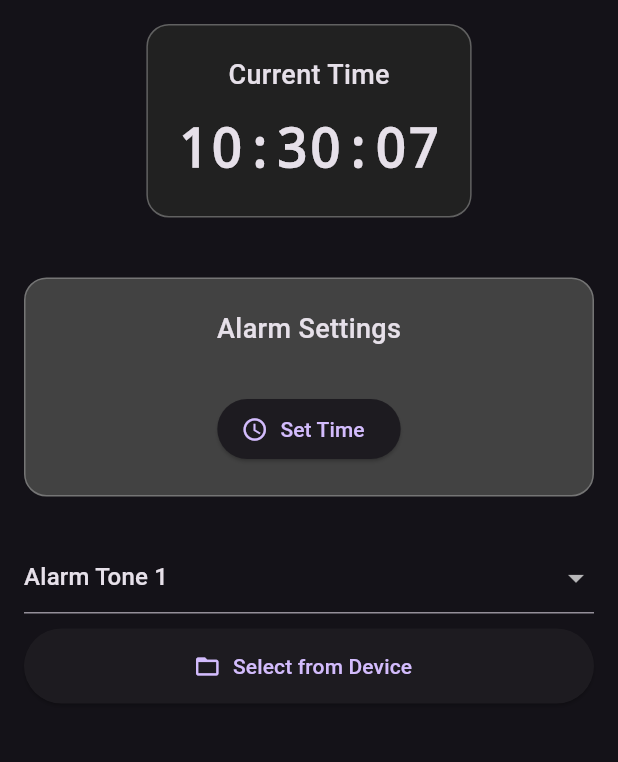
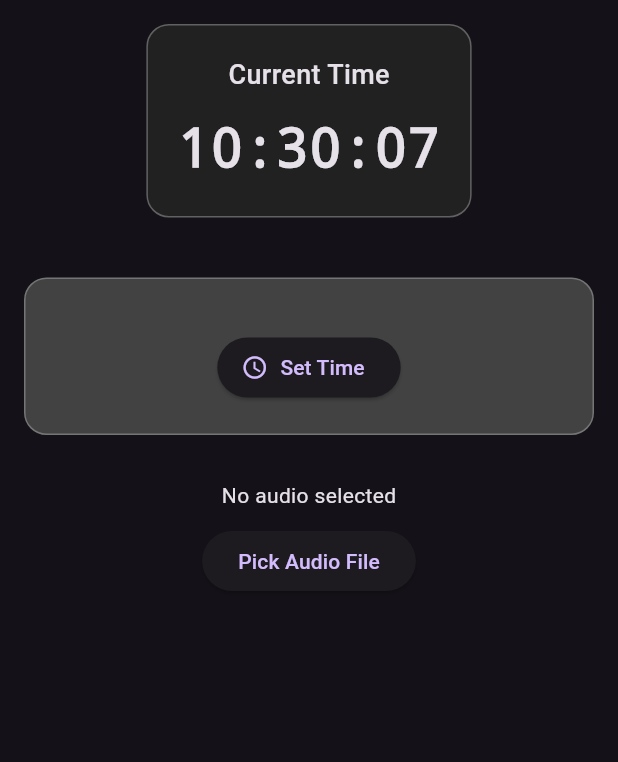
Before and after one commit to AsifJishan/Utho, a Flutter app: the screen it shows after launch, on a phone screen of 412 x 824 dp, the part 84-846 px from its top. Run offline on Flutter 3.47's test engine with Material 3 defaults, Android fonts, the phone set to English and light mode, and no system bars; our stand-ins replace audioplayers, awesome_notifications, file_picker, get_it, permission_handler, shared_preferences.

Commit message:
Allow ringtone selection from local storage and file import; update UI to reflect changes in ringtone handling.

```diff
--- a/lib/main.dart
+++ b/lib/main.dart
@@ -26,11 +26,11 @@ void main() async {
         ledColor: Colors.white,
         importance: NotificationImportance.Max,
         channelShowBadge: true,
-        playSound: true,
+        playSound: false,
         enableVibration: true,
         // ADD THIS LINE to give the alarm higher priority
         criticalAlerts: true,
-        soundSource: 'resource://raw/alarm_tone_1',
+        // soundSource: 'resource://raw/alarm_tone_1',
       )
     ],
     debug: true,
--- a/lib/models/alarm_model.dart
+++ b/lib/models/alarm_model.dart
@@ -4,15 +4,17 @@ class AlarmModel {
   final TimeOfDay? selectedTime;
   final bool isAlarmSet;
   final bool isAlarmRinging;
-  final String selectedRingtone;
+  final String? selectedRingtone;
   final String currentTime;
+  final String? toneName;
 
   AlarmModel({
     this.selectedTime,
     required this.isAlarmSet,
     required this.isAlarmRinging,
-    required this.selectedRingtone,
+    this.selectedRingtone,
     required this.currentTime,
+    this.toneName,
   });
 
   AlarmModel copyWith({
@@ -21,6 +23,7 @@ class AlarmModel {
     bool? isAlarmRinging,
     String? selectedRingtone,
     String? currentTime,
+    String? toneName,
   }) {
     return AlarmModel(
       selectedTime: selectedTime ?? this.selectedTime,
@@ -28,6 +31,7 @@ class AlarmModel {
       isAlarmRinging: isAlarmRinging ?? this.isAlarmRinging,
       selectedRingtone: selectedRingtone ?? this.selectedRingtone,
       currentTime: currentTime ?? this.currentTime,
+      toneName: toneName ?? this.toneName,
     );
   }
 }
--- a/lib/viewmodels/alarm_viewmodel.dart
+++ b/lib/viewmodels/alarm_viewmodel.dart
@@ -7,6 +7,8 @@ import 'package:flutter/services.dart';
 import 'package:permission_handler/permission_handler.dart';
 import 'package:awesome_notifications/awesome_notifications.dart';
 import 'package:flutter/scheduler.dart';
+import 'package:path/path.dart' as p;
+import 'package:path_provider/path_provider.dart';
 import '../models/alarm_model.dart';
 import '../models/quiz_model.dart';
 import '../services/alarm_service.dart';
@@ -16,9 +18,7 @@ import 'package:utho/utils/app_router.dart';
 
 class AlarmViewModel extends ChangeNotifier {
   final AlarmService _alarmService = AlarmService();
-  final QuizService _quizService = QuizService(); // Add an instance of QuizService
-
-  // Make _audioPlayer a class field
+  final QuizService _quizService = QuizService();
   final AudioPlayer _audioPlayer = AudioPlayer();
   Timer? _timer;
   Timer? _linuxAlarmTimer; // Linux fallback timer
@@ -27,7 +27,7 @@ class AlarmViewModel extends ChangeNotifier {
   AlarmModel _alarmModel = AlarmModel(
     isAlarmSet: false,
     isAlarmRinging: false,
-    selectedRingtone: 'assets/audios/alarm_tone_1.mp3',
+    selectedRingtone: null,
     currentTime: '',
   );
 
@@ -39,16 +39,9 @@ class AlarmViewModel extends ChangeNotifier {
     isLoadingQuiz: false,
   );
 
-  final List<String> _ringtones = [
-    'assets/audios/alarm_tone_1.mp3',
-    'assets/audios/alarm_tone_2.mp3',
-    'assets/audios/alarm_tone_3.mp3',
-  ];
-
   // Getters
   AlarmModel get alarmModel => _alarmModel;
   QuizModel get quizModel => _quizModel;
-  List<String> get ringtones => _ringtones;
 
   // Add this getter
   bool get isQuizCompleted => _quizModel.correctAnswers >= _quizModel.requiredCorrectAnswers;
@@ -128,32 +121,6 @@ class AlarmViewModel extends ChangeNotifier {
   void selectTime(TimeOfDay time) {
     _alarmModel = _alarmModel.copyWith(selectedTime: time);
     _safeNotify();
-  }
-
-  void selectRingtone(String ringtone) {
-    _alarmModel = _alarmModel.copyWith(selectedRingtone: ringtone);
-    _alarmService.saveRingtone(ringtone);
-    _safeNotify();
-  }
-
-  Future<void> selectRingtoneFromFile() async {
-    // Request permission first
-    var status = await Permission.audio.request();
-    if (status.isGranted) {
-      FilePickerResult? result = await FilePicker.platform.pickFiles(
-        type: FileType.audio,
-      );
-
-      if (result != null && result.files.single.path != null) {
-        String filePath = result.files.single.path!;
-        _alarmModel = _alarmModel.copyWith(selectedRingtone: filePath);
-        _alarmService.saveRingtone(filePath); // Save the custom path
-        _safeNotify();
-      }
-    } else {
-      // Handle the case where permission is denied
-      // The print statement was removed to fix the lint warning.
-    }
   }
 
   // REMOVE legacy setAlarm in favor of _scheduleAlarm via public scheduleAlarm() wrapper
@@ -270,7 +237,9 @@ class AlarmViewModel extends ChangeNotifier {
 
   void triggerAlarm() {
     _alarmModel = _alarmModel.copyWith(isAlarmRinging: true);
-    _alarmService.playAlarm(_alarmModel.selectedRingtone);
+    if (_alarmModel.selectedRingtone != null) {
+      _alarmService.playAlarm(_alarmModel.selectedRingtone!);
+    }
     _safeNotify();
   }
 
@@ -346,4 +315,29 @@ class AlarmViewModel extends ChangeNotifier {
       });
     }
   }
+
+  Future<void> selectRingtoneFromFile() async {
+    FilePickerResult? result = await FilePicker.platform.pickFiles(
+      type: FileType.audio,
+    );
+    if (result != null && result.files.single.path != null) {
+      final picked = result.files.single;
+      final appDocs = await getApplicationDocumentsDirectory();
+      final tonesDir = Directory(p.join(appDocs.path, 'tones'));
+      await tonesDir.create(recursive: true);
+      // Sanitize filename to avoid issues
+      final safeName = picked.name.replaceAll(RegExp(r'[^a-zA-Z0-9._-]'), '_');
+      final filename = '${DateTime.now().millisecondsSinceEpoch}_$safeName';
+      final destPath = p.join(tonesDir.path, filename);
+      // Copy the file to app storage
+      await File(picked.path!).copy(destPath);
+      // Update the model with the copied path and display name
+      _alarmModel = _alarmModel.copyWith(
+        selectedRingtone: destPath,
+        toneName: picked.name, // Store the original name for UI
+      );
+      _alarmService.saveRingtone(destPath); // Save the copied path
+      _safeNotify();
+    }
+  }
 }
--- a/lib/views/alarm_clock_view.dart
+++ b/lib/views/alarm_clock_view.dart
@@ -81,12 +81,6 @@ class _AlarmClockViewState extends State<AlarmClockView> {
       ),
       child: Column(
         children: [
-          const Text(
-            'Alarm Settings',
-            style: TextStyle(fontSize: 18, fontWeight: FontWeight.w500),
-          ),
-          const SizedBox(height: 15),
-
           if (viewModel.alarmModel.selectedTime != null)
             Text(
               'Selected Time: ${viewModel.alarmModel.selectedTime!.format(context)}',
@@ -133,33 +127,11 @@ class _AlarmClockViewState extends State<AlarmClockView> {
   Widget _buildRingtoneSelection(AlarmViewModel viewModel) {
     return Column(
       children: [
-        DropdownButtonFormField<String>(
-          value: viewModel.alarmModel.selectedRingtone,
-          isExpanded: true,
-          items: viewModel.ringtones.map((String ringtone) {
-            return DropdownMenuItem<String>(
-              value: ringtone,
-              child: Text('Alarm Tone ${viewModel.ringtones.indexOf(ringtone) + 1}'),
-            );
-          }).toList(),
-          onChanged: (String? newValue) {
-            if (newValue != null) {
-              viewModel.selectRingtone(newValue);
-            }
-          },
-        ),
+        Text(viewModel.alarmModel.toneName ?? 'No audio selected'),
         const SizedBox(height: 10),
-        ElevatedButton.icon(
-          icon: const Icon(Icons.folder_open),
-          label: const Text('Select from Device'),
-          onPressed: () {
-            // We will call a new method in the view model
-            Provider.of<AlarmViewModel>(context, listen: false)
-                .selectRingtoneFromFile();
-          },
-          style: ElevatedButton.styleFrom(
-            minimumSize: const Size(double.infinity, 50),
-          ),
+        ElevatedButton(
+          onPressed: () => viewModel.selectRingtoneFromFile(),
+          child: const Text('Pick Audio File'),
         ),
       ],
     );
--- a/pubspec.yaml
+++ b/pubspec.yaml
@@ -20,6 +20,7 @@ dependencies:
   permission_handler: ^11.3.1
   file_picker: ^8.0.6
   get_it: ^7.7.0 # Add this line
+  path: ^1.9.0
 
   # The following adds the Cupertino Icons font to your application.
   cupertino_icons: ^1.0.2
```
Also changed, not shown: pubspec.lock, 1 other file.
